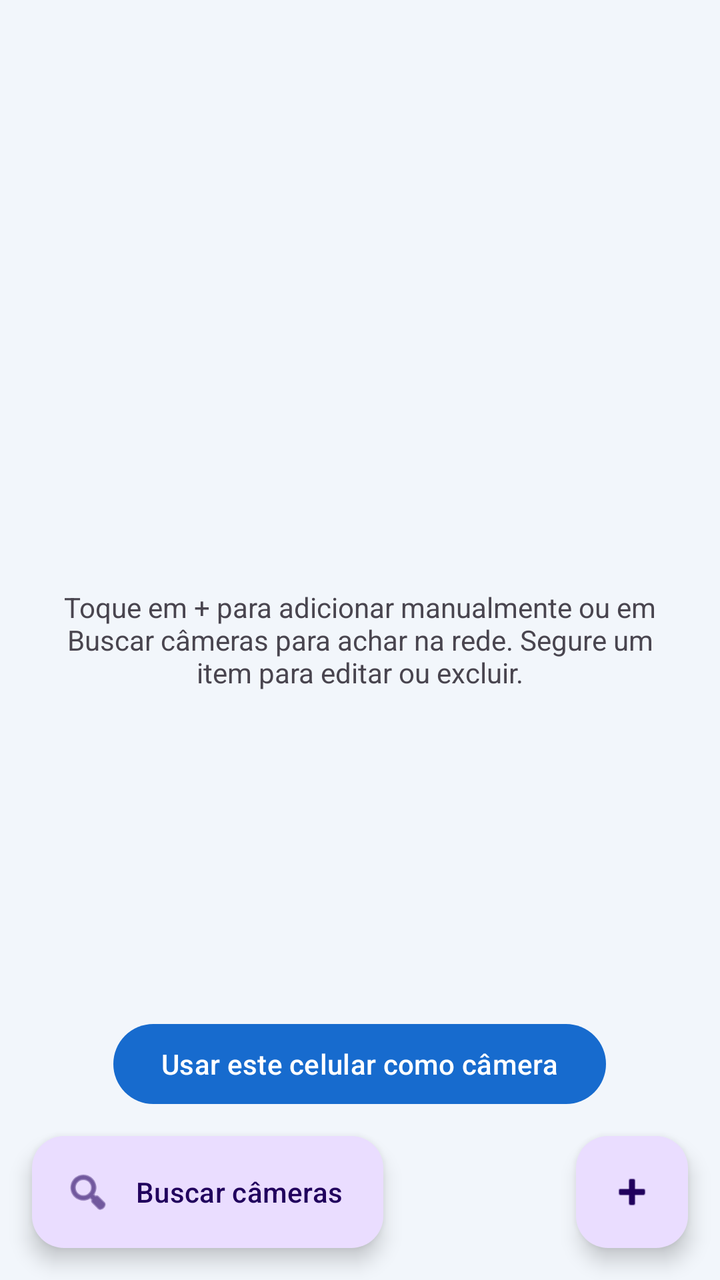
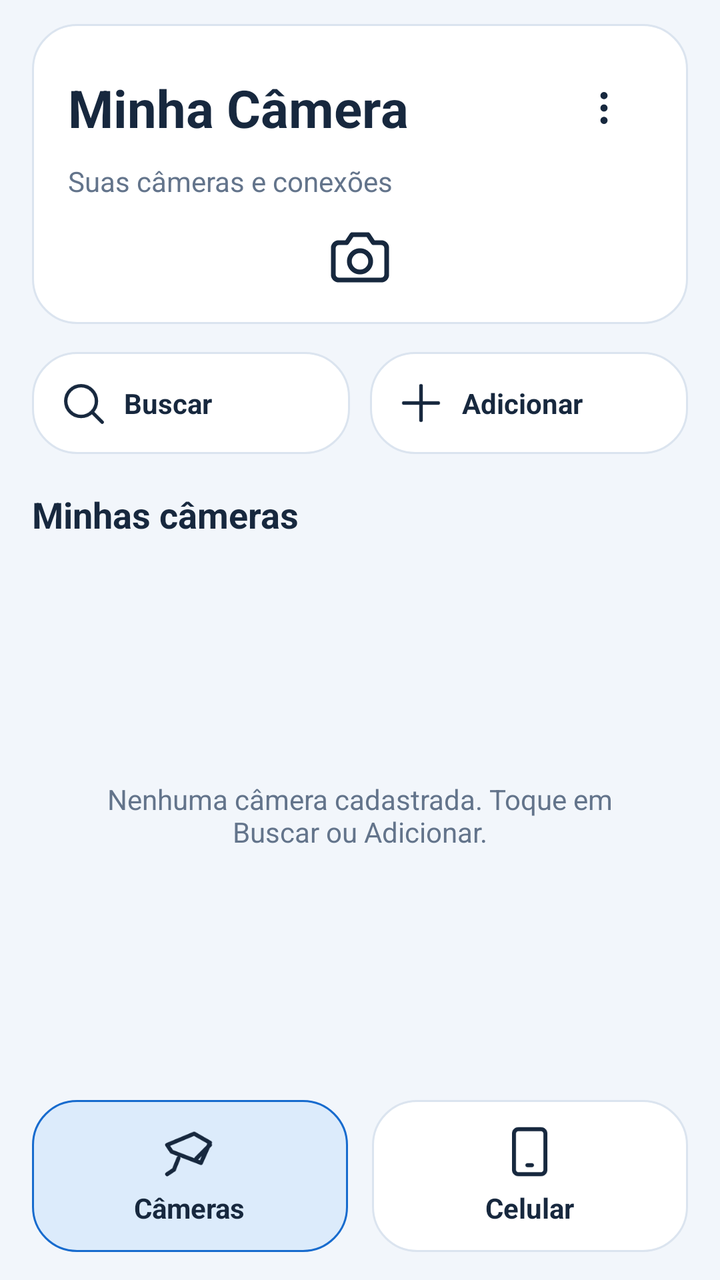

Two renders of the same Android screen: before a commit and after it. Below are the layout's source before the change and the commit's diff.
<!-- AndroidManifest.xml: application theme Theme.MinhaCamera -->
<!-- res/layout/activity_main.xml -->
<?xml version="1.0" encoding="utf-8"?>
<FrameLayout xmlns:android="http://schemas.android.com/apk/res/android"
    xmlns:app="http://schemas.android.com/apk/res-auto"
    android:layout_width="match_parent"
    android:layout_height="match_parent" android:background="@color/app_background">

    <ListView
        android:id="@+id/list"
        android:layout_width="match_parent"
        android:layout_height="match_parent"
        android:clipToPadding="false"
        android:divider="@android:color/transparent"
        android:dividerHeight="4dp"
        android:paddingTop="8dp"
        android:paddingBottom="172dp" />

    <TextView
        android:id="@+id/empty"
        android:layout_width="wrap_content"
        android:layout_height="wrap_content"
        android:layout_gravity="center"
        android:gravity="center"
        android:padding="24dp"
        android:text="@string/lista_vazia" />

    <com.google.android.material.button.MaterialButton
        android:id="@+id/btnPhoneBroadcast"
        android:layout_width="wrap_content" android:layout_height="wrap_content"
        android:layout_gravity="bottom|center_horizontal"
        android:layout_marginBottom="84dp"
        android:text="@string/phone_broadcast" />

    <com.google.android.material.floatingactionbutton.ExtendedFloatingActionButton
        android:id="@+id/fabScan"
        android:layout_width="wrap_content"
        android:layout_height="wrap_content"
        android:layout_gravity="bottom|start"
        android:layout_margin="16dp"
        android:text="@string/buscar_cameras"
        app:icon="@android:drawable/ic_menu_search" />

    <com.google.android.material.floatingactionbutton.FloatingActionButton
        android:id="@+id/fab"
        android:layout_width="wrap_content"
        android:layout_height="wrap_content"
        android:layout_gravity="bottom|end"
        android:layout_margin="16dp"
        android:contentDescription="@string/nova_camera"
        android:src="@android:drawable/ic_input_add" />
</FrameLayout>
<!-- resources referenced by this layout -->
<resources>
  <string name="lista_vazia">Toque em + para adicionar manualmente ou em Buscar câmeras para achar na rede.
  Segure um item para editar ou excluir.</string>
  <string name="phone_broadcast">Usar este celular como câmera</string>
  <!-- unchanged entries left out for length: 9 -->
</resources>

<!-- the commit's change to res/layout/activity_main.xml (unified diff, before → after) -->
@@ -1,50 +1,108 @@
 <?xml version="1.0" encoding="utf-8"?>
-<FrameLayout xmlns:android="http://schemas.android.com/apk/res/android"
-    xmlns:app="http://schemas.android.com/apk/res-auto"
-    android:layout_width="match_parent"
-    android:layout_height="match_parent" android:background="@color/app_background">
-
-    <ListView
-        android:id="@+id/list"
-        android:layout_width="match_parent"
-        android:layout_height="match_parent"
-        android:clipToPadding="false"
-        android:divider="@android:color/transparent"
-        android:dividerHeight="4dp"
-        android:paddingTop="8dp"
-        android:paddingBottom="172dp" />
-
-    <TextView
-        android:id="@+id/empty"
-        android:layout_width="wrap_content"
-        android:layout_height="wrap_content"
-        android:layout_gravity="center"
-        android:gravity="center"
-        android:padding="24dp"
-        android:text="@string/lista_vazia" />
-
-    <com.google.android.material.button.MaterialButton
-        android:id="@+id/btnPhoneBroadcast"
-        android:layout_width="wrap_content" android:layout_height="wrap_content"
-        android:layout_gravity="bottom|center_horizontal"
-        android:layout_marginBottom="84dp"
-        android:text="@string/phone_broadcast" />
-
-    <com.google.android.material.floatingactionbutton.ExtendedFloatingActionButton
-        android:id="@+id/fabScan"
-        android:layout_width="wrap_content"
-        android:layout_height="wrap_content"
-        android:layout_gravity="bottom|start"
-        android:layout_margin="16dp"
-        android:text="@string/buscar_cameras"
-        app:icon="@android:drawable/ic_menu_search" />
-
-    <com.google.android.material.floatingactionbutton.FloatingActionButton
-        android:id="@+id/fab"
-        android:layout_width="wrap_content"
-        android:layout_height="wrap_content"
-        android:layout_gravity="bottom|end"
-        android:layout_margin="16dp"
-        android:contentDescription="@string/nova_camera"
-        android:src="@android:drawable/ic_input_add" />
-</FrameLayout>
+<LinearLayout xmlns:android="http://schemas.android.com/apk/res/android"
+    android:layout_width="match_parent" android:layout_height="match_parent"
+    android:orientation="vertical" android:background="@color/app_background">
+    <LinearLayout android:layout_width="match_parent" android:layout_height="wrap_content"
+        android:layout_marginStart="16dp" android:layout_marginEnd="16dp" android:layout_marginTop="12dp"
+        android:padding="18dp" android:orientation="vertical" android:background="@drawable/bg_ui_card">
+        <LinearLayout android:layout_width="match_parent" android:layout_height="wrap_content" android:orientation="horizontal" android:gravity="center_vertical">
+            <TextView android:layout_width="0dp" android:layout_weight="1" android:layout_height="wrap_content"
+                android:text="@string/app_name" android:textStyle="bold" android:textSize="26sp" android:textColor="@color/app_text"/>
+            <ImageView android:id="@+id/mainMore" android:layout_width="48dp" android:layout_height="48dp"
+                android:padding="12dp" android:src="@drawable/ic_ui_more" android:clickable="true" android:focusable="true"
+                android:contentDescription="@string/ui_more" />
+        </LinearLayout>
+        <TextView android:id="@+id/mainSubtitle" android:layout_width="match_parent" android:layout_height="wrap_content"
+            android:layout_marginTop="3dp" android:text="@string/ui_home_subtitle" android:textColor="@color/ui_muted" android:textSize="14sp"/>
+        <ImageView android:layout_width="match_parent" android:layout_height="32dp" android:layout_marginTop="12dp"
+            android:src="@drawable/ic_ui_camera" android:contentDescription="@null"/>
+    </LinearLayout>
+    <FrameLayout android:layout_width="match_parent" android:layout_height="0dp" android:layout_weight="1">
+        <LinearLayout android:id="@+id/camerasSection" android:layout_width="match_parent" android:layout_height="match_parent"
+            android:orientation="vertical" android:paddingStart="16dp" android:paddingEnd="16dp" android:paddingTop="14dp">
+            <LinearLayout android:layout_width="match_parent" android:layout_height="wrap_content" android:orientation="horizontal">
+                <LinearLayout android:id="@+id/mainScan" android:layout_width="0dp" android:layout_weight="1"
+                    android:layout_height="wrap_content" android:layout_marginEnd="5dp" android:gravity="center_vertical"
+                    android:padding="14dp" android:orientation="horizontal" android:background="@drawable/bg_ui_card" android:clickable="true" android:focusable="true"
+                    android:contentDescription="@string/buscar_cameras">
+                    <ImageView android:layout_width="23dp" android:layout_height="23dp" android:src="@drawable/ic_ui_search" android:contentDescription="@null"/>
+                    <TextView android:layout_width="wrap_content" android:layout_height="wrap_content" android:layout_marginStart="9dp"
+                        android:text="@string/ui_search" android:textStyle="bold" android:textColor="@color/app_text"/>
+                </LinearLayout>
+                <LinearLayout android:id="@+id/mainAdd" android:layout_width="0dp" android:layout_weight="1"
+                    android:layout_height="wrap_content" android:layout_marginStart="5dp" android:gravity="center_vertical"
+                    android:padding="14dp" android:orientation="horizontal" android:background="@drawable/bg_ui_card" android:clickable="true" android:focusable="true"
+                    android:contentDescription="@string/nova_camera">
+                    <ImageView android:layout_width="23dp" android:layout_height="23dp" android:src="@drawable/ic_ui_plus" android:contentDescription="@null"/>
+                    <TextView android:layout_width="wrap_content" android:layout_height="wrap_content" android:layout_marginStart="9dp"
+                        android:text="@string/ui_add" android:textStyle="bold" android:textColor="@color/app_text"/>
+                </LinearLayout>
+            </LinearLayout>
+            <TextView android:layout_width="match_parent" android:layout_height="wrap_content" android:text="@string/minhas_cameras"
+                android:textColor="@color/app_text" android:textStyle="bold" android:textSize="18sp" android:layout_marginTop="18dp" android:layout_marginBottom="6dp"/>
+            <FrameLayout android:layout_width="match_parent" android:layout_height="0dp" android:layout_weight="1">
+                <ListView android:id="@+id/list" android:layout_width="match_parent" android:layout_height="match_parent"
+                    android:divider="@android:color/transparent" android:dividerHeight="6dp" android:clipToPadding="false" android:paddingBottom="12dp" />
+                <TextView android:id="@+id/empty" android:layout_width="match_parent" android:layout_height="wrap_content"
+                    android:layout_gravity="center" android:gravity="center" android:padding="24dp" android:text="@string/ui_empty_cameras"
+                    android:textColor="@color/ui_muted"/>
+            </FrameLayout>
+        </LinearLayout>
+        <LinearLayout android:id="@+id/phoneSection" android:layout_width="match_parent" android:layout_height="match_parent"
+            android:orientation="vertical" android:padding="16dp" android:visibility="gone">
+            <TextView android:layout_width="match_parent" android:layout_height="wrap_content" android:text="@string/ui_phone_title"
+                android:textColor="@color/app_text" android:textStyle="bold" android:textSize="19sp" android:layout_marginBottom="12dp"/>
+            <LinearLayout android:layout_width="match_parent" android:layout_height="wrap_content" android:orientation="horizontal">
+                <LinearLayout android:id="@+id/roleTransmit" android:layout_width="0dp" android:layout_weight="1" android:layout_height="wrap_content"
+                    android:layout_marginEnd="6dp" android:background="@drawable/bg_ui_card" android:padding="13dp" android:orientation="vertical"
+                    android:clickable="true" android:focusable="true" android:contentDescription="@string/phone_role_transmit">
+                    <ImageView android:layout_width="match_parent" android:layout_height="78dp" android:padding="22dp"
+                        android:background="@drawable/bg_ui_selected" android:src="@drawable/ic_ui_tower" android:contentDescription="@null"/>
+                    <TextView android:layout_width="match_parent" android:layout_height="wrap_content" android:layout_marginTop="13dp"
+                        android:text="@string/phone_role_transmit" android:textSize="18sp" android:textStyle="bold" android:textColor="@color/app_text"/>
+                    <TextView android:layout_width="match_parent" android:layout_height="wrap_content" android:layout_marginTop="5dp"
+                        android:text="@string/ui_transmit_desc" android:textSize="13sp" android:textColor="@color/ui_muted"/>
+                </LinearLayout>
+                <LinearLayout android:id="@+id/roleAssistir" android:layout_width="0dp" android:layout_weight="1" android:layout_height="wrap_content"
+                    android:layout_marginStart="6dp" android:background="@drawable/bg_ui_card" android:padding="13dp" android:orientation="vertical"
+                    android:clickable="true" android:focusable="true" android:contentDescription="@string/ui_assist">
+                    <ImageView android:layout_width="match_parent" android:layout_height="78dp" android:padding="22dp"
+                        android:background="@drawable/bg_ui_selected" android:src="@drawable/ic_ui_scan" android:contentDescription="@null"/>
+                    <TextView android:layout_width="match_parent" android:layout_height="wrap_content" android:layout_marginTop="13dp"
+                        android:text="@string/ui_assist" android:textSize="18sp" android:textStyle="bold" android:textColor="@color/app_text"/>
+                    <TextView android:layout_width="match_parent" android:layout_height="wrap_content" android:layout_marginTop="5dp"
+                        android:text="@string/ui_assist_desc" android:textSize="13sp" android:textColor="@color/ui_muted"/>
+                </LinearLayout>
+            </LinearLayout>
+            <TextView android:id="@+id/phoneManual" android:layout_width="wrap_content" android:layout_height="wrap_content"
+                android:layout_marginTop="16dp" android:padding="10dp" android:clickable="true" android:focusable="true"
+                android:text="@string/ui_manual_link" android:textColor="@color/brand_primary"/>
+            <TextView android:layout_width="match_parent" android:layout_height="wrap_content" android:text="@string/ui_saved_phones"
+                android:textColor="@color/app_text" android:textStyle="bold" android:textSize="17sp" android:layout_marginTop="10dp" android:layout_marginBottom="6dp"/>
+            <FrameLayout android:layout_width="match_parent" android:layout_height="0dp" android:layout_weight="1">
+                <ListView android:id="@+id/phoneSavedList" android:layout_width="match_parent" android:layout_height="match_parent"
+                    android:divider="@android:color/transparent" android:dividerHeight="6dp" android:clipToPadding="false" android:paddingBottom="12dp" />
+                <TextView android:id="@+id/phoneEmpty" android:layout_width="match_parent" android:layout_height="wrap_content"
+                    android:layout_gravity="center" android:gravity="center" android:padding="16dp" android:text="@string/ui_empty_phones"
+                    android:textColor="@color/ui_muted"/>
+            </FrameLayout>
+        </LinearLayout>
+    </FrameLayout>
+    <LinearLayout android:layout_width="match_parent" android:layout_height="wrap_content"
+        android:orientation="horizontal" android:paddingStart="16dp" android:paddingEnd="16dp" android:paddingBottom="14dp" android:paddingTop="10dp">
+        <LinearLayout android:id="@+id/mainTabCameras" android:layout_width="0dp" android:layout_weight="1" android:layout_height="76dp"
+            android:layout_marginEnd="6dp" android:orientation="vertical" android:gravity="center" android:background="@drawable/bg_ui_selected"
+            android:clickable="true" android:focusable="true" android:contentDescription="@string/ui_tab_cameras">
+            <ImageView android:layout_width="27dp" android:layout_height="27dp" android:src="@drawable/ic_ui_cctv" android:contentDescription="@null"/>
+            <TextView android:layout_width="wrap_content" android:layout_height="wrap_content" android:text="@string/ui_tab_cameras"
+                android:layout_marginTop="5dp" android:textColor="@color/app_text" android:textStyle="bold"/>
+        </LinearLayout>
+        <LinearLayout android:id="@+id/mainTabPhone" android:layout_width="0dp" android:layout_weight="1" android:layout_height="76dp"
+            android:layout_marginStart="6dp" android:orientation="vertical" android:gravity="center" android:background="@drawable/bg_ui_card"
+            android:clickable="true" android:focusable="true" android:contentDescription="@string/ui_tab_phone">
+            <ImageView android:layout_width="27dp" android:layout_height="27dp" android:src="@drawable/ic_ui_smartphone" android:contentDescription="@null"/>
+            <TextView android:layout_width="wrap_content" android:layout_height="wrap_content" android:text="@string/ui_tab_phone"
+                android:layout_marginTop="5dp" android:textColor="@color/app_text" android:textStyle="bold"/>
+        </LinearLayout>
+    </LinearLayout>
+</LinearLayout>
<!-- resource entries referenced after the edit -->
@@ -1,8 +1,77 @@
 <!-- resources referenced by this layout -->
 <resources>
-  <string name="lista_vazia">Toque em + para adicionar manualmente ou em Buscar câmeras para achar na rede.
-  Segure um item para editar ou excluir.</string>
-  <string name="phone_broadcast">Usar este celular como câmera</string>
+  <color name="ui_muted">#63748B</color>
+  <!-- drawable bg_ui_card (drawable) -->
+  <?xml version="1.0" encoding="utf-8"?>
+  <shape xmlns:android="http://schemas.android.com/apk/res/android" android:shape="rectangle">
+      <solid android:color="@color/app_surface"/><corners android:radius="22dp"/>
+      <stroke android:width="1dp" android:color="@color/app_outline"/>
+  </shape>
+  <!-- drawable bg_ui_selected (drawable) -->
+  <?xml version="1.0" encoding="utf-8"?>
+  <shape xmlns:android="http://schemas.android.com/apk/res/android" android:shape="rectangle">
+      <solid android:color="@color/ui_selected"/><corners android:radius="22dp"/>
+      <stroke android:width="1dp" android:color="@color/brand_primary"/>
+  </shape>
+  <!-- drawable ic_ui_camera (drawable) -->
+  <?xml version="1.0" encoding="utf-8"?>
+  <vector xmlns:android="http://schemas.android.com/apk/res/android" android:width="24dp" android:height="24dp" android:viewportWidth="24" android:viewportHeight="24">
+      <path android:fillColor="@android:color/transparent" android:strokeColor="@color/app_text" android:strokeWidth="1.8" android:strokeLineCap="round" android:strokeLineJoin="round" android:pathData="M4 7h3l2 -3h6l2 3h3a2 2 0 0 1 2 2v10a2 2 0 0 1 -2 2H4a2 2 0 0 1 -2 -2V9a2 2 0 0 1 2 -2z M12 10a4 4 0 1 0 0 8a4 4 0 1 0 0 -8" />
+  </vector>
+  <!-- drawable ic_ui_cctv (drawable) -->
+  <?xml version="1.0" encoding="utf-8"?>
+  <vector xmlns:android="http://schemas.android.com/apk/res/android" android:width="24dp" android:height="24dp" android:viewportWidth="24" android:viewportHeight="24">
+      <path android:fillColor="@android:color/transparent" android:strokeColor="@color/app_text" android:strokeWidth="1.8" android:strokeLineCap="round" android:strokeLineJoin="round" android:pathData="M21 9l-6 6 M2 9l12 -5 7 4 -4 9 -13 -5z M7 15l-2 5 M5 20l-3 2" />
+  </vector>
+  <!-- drawable ic_ui_more (drawable) -->
+  <?xml version="1.0" encoding="utf-8"?>
+  <vector xmlns:android="http://schemas.android.com/apk/res/android" android:width="24dp" android:height="24dp" android:viewportWidth="24" android:viewportHeight="24">
+      <path android:fillColor="@color/app_text" android:pathData="M12,4a1.8,1.8 0,1 0,0 3.6a1.8,1.8 0,1 0,0 -3.6 M12,10.2a1.8,1.8 0,1 0,0 3.6a1.8,1.8 0,1 0,0 -3.6 M12,16.4a1.8,1.8 0,1 0,0 3.6a1.8,1.8 0,1 0,0 -3.6"/>
+  </vector>
+  <!-- drawable ic_ui_plus (drawable) -->
+  <?xml version="1.0" encoding="utf-8"?>
+  <vector xmlns:android="http://schemas.android.com/apk/res/android" android:width="24dp" android:height="24dp" android:viewportWidth="24" android:viewportHeight="24">
+      <path android:fillColor="@android:color/transparent" android:strokeColor="@color/app_text" android:strokeWidth="1.8" android:strokeLineCap="round" android:strokeLineJoin="round" android:pathData="M12 3v18 M3 12h18" />
+  </vector>
+  <!-- drawable ic_ui_scan (drawable) -->
+  <?xml version="1.0" encoding="utf-8"?>
+  <vector xmlns:android="http://schemas.android.com/apk/res/android" android:width="24dp" android:height="24dp" android:viewportWidth="24" android:viewportHeight="24">
+      <path android:fillColor="@android:color/transparent" android:strokeColor="@color/app_text" android:strokeWidth="1.8" android:strokeLineCap="round" android:strokeLineJoin="round" android:pathData="M7 3H5a2 2 0 0 0 -2 2v2 M17 3h2a2 2 0 0 1 2 2v2 M21 17v2a2 2 0 0 1 -2 2h-2 M3 17v2a2 2 0 0 0 2 2h2" />
+  </vector>
+  <!-- drawable ic_ui_search (drawable) -->
+  <?xml version="1.0" encoding="utf-8"?>
+  <vector xmlns:android="http://schemas.android.com/apk/res/android" android:width="24dp" android:height="24dp" android:viewportWidth="24" android:viewportHeight="24">
+      <path android:fillColor="@android:color/transparent" android:strokeColor="@color/app_text" android:strokeWidth="1.8" android:strokeLineCap="round" android:strokeLineJoin="round" android:pathData="M11 3a8 8 0 1 0 0 16a8 8 0 1 0 0 -16 M17 17l5 5" />
+  </vector>
+  <!-- drawable ic_ui_smartphone (drawable) -->
+  <?xml version="1.0" encoding="utf-8"?>
+  <vector xmlns:android="http://schemas.android.com/apk/res/android" android:width="24dp" android:height="24dp" android:viewportWidth="24" android:viewportHeight="24">
+      <path android:fillColor="@android:color/transparent" android:strokeColor="@color/app_text" android:strokeWidth="1.8" android:strokeLineCap="round" android:strokeLineJoin="round" android:pathData="M7 2h10a2 2 0 0 1 2 2v16a2 2 0 0 1 -2 2H7a2 2 0 0 1 -2 -2V4a2 2 0 0 1 2 -2z M11 18h2" />
+  </vector>
+  <!-- drawable ic_ui_tower (drawable) -->
+  <?xml version="1.0" encoding="utf-8"?>
+  <vector xmlns:android="http://schemas.android.com/apk/res/android" android:width="24dp" android:height="24dp" android:viewportWidth="24" android:viewportHeight="24">
+      <path android:fillColor="@android:color/transparent" android:strokeColor="@color/app_text" android:strokeWidth="1.8" android:strokeLineCap="round" android:strokeLineJoin="round" android:pathData="M12 7l-4 15 M12 7l4 15 M9 16h6 M7 4a7 7 0 0 0 0 10 M17 4a7 7 0 0 1 0 10 M4 1a11 11 0 0 0 0 16 M20 1a11 11 0 0 1 0 16 M12 6a1 1 0 1 0 0 2a1 1 0 1 0 0 -2" />
+  </vector>
+  <string name="app_name">Minha Câmera</string>
+  <string name="minhas_cameras">Minhas câmeras</string>
+  <string name="phone_role_transmit">Transmitir</string>
+  <string name="ui_add">Adicionar</string>
+  <string name="ui_assist">Assistir</string>
+  <string name="ui_assist_desc">Conectar via QR</string>
+  <string name="ui_empty_cameras">Nenhuma câmera cadastrada. Toque em Buscar ou Adicionar.</string>
+  <string name="ui_empty_phones">Conecte outro celular pelo QR.</string>
+  <string name="ui_home_subtitle">Suas câmeras e conexões</string>
+  <string name="ui_manual_link">Inserir endereço manualmente</string>
+  <string name="ui_more">Mais opções</string>
+  <string name="ui_phone_title">Como deseja usar?</string>
+  <string name="ui_saved_phones">Conexões salvas</string>
+  <string name="ui_search">Buscar</string>
+  <string name="ui_tab_cameras">Câmeras</string>
+  <string name="ui_tab_phone">Celular</string>
+  <string name="ui_transmit_desc">Usar minha câmera</string>
+  <color name="app_outline">#DBE4EF</color>
+  <color name="ui_selected">#DCEBFB</color>
   <!-- unchanged entries left out for length: 9 -->
 </resources>
 
